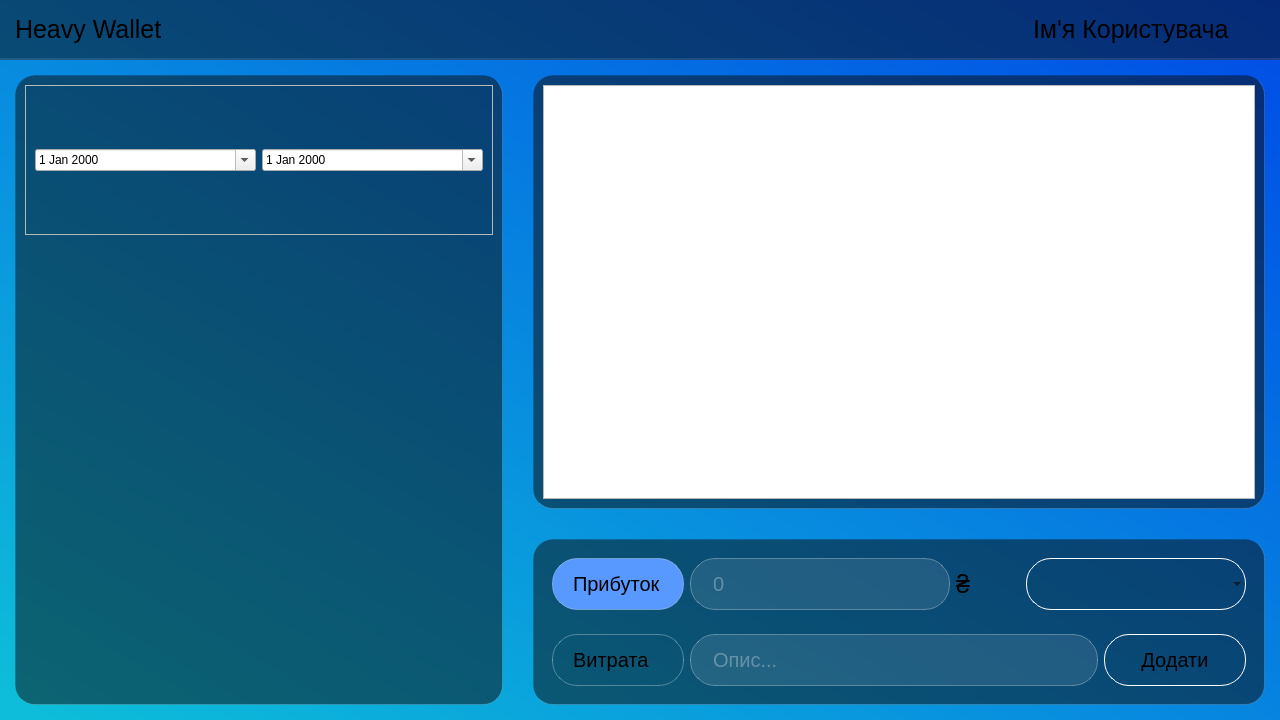
Qt form budget_manager_frontend/forms/mainwindow.ui (BogdanKalysh/budget_manager_app) before a commit.
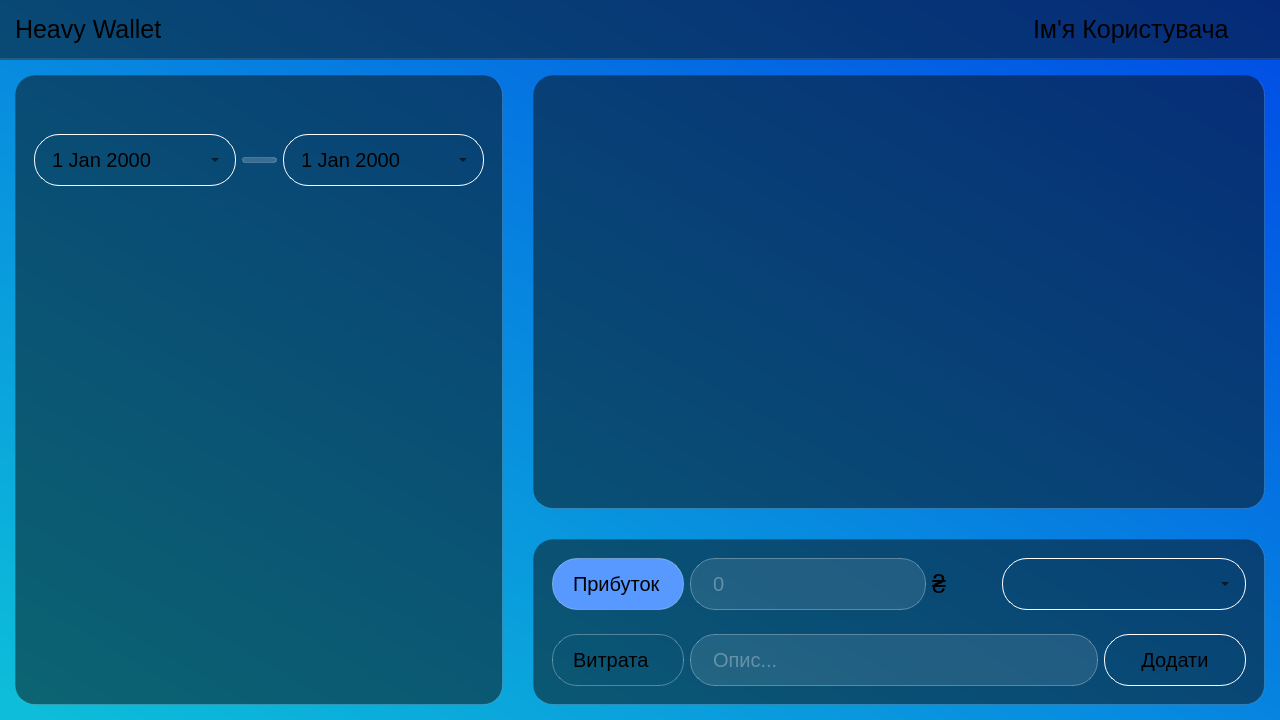
The same form after that commit. Icons and pictures are not drawn. Custom widgets are drawn as their Qt base class.

Commit message: main page stylisation

Patch:
```diff
--- a/budget_manager_frontend/forms/mainwindow.ui
+++ b/budget_manager_frontend/forms/mainwindow.ui
@@ -22,8 +22,6 @@
   </property>
   <property name="styleSheet">
    <string notr="true">#centralwidget{
- /*background: qlineargradient(spread:pad, x1:0.166667, y1:0.756, x2:1, y2:0, stop:0 rgba(207, 31, 31, 255), stop:0.427083 rgba(144, 16, 125, 255), stop:0.822917 rgba(30, 129, 255, 255))*/
-	/*background: qlineargradient(spread:pad, x1:0.09375, y1:0.948864, x2:0.813, y2:0.102273, stop:0 rgba(114, 42, 159, 255), stop:0.505208 rgba(158, 31, 100, 255), stop:1 rgba(59, 105, 224, 255))*/
 	background: qlineargradient(spread:pad, x1:0, y1:0.960227, x2:1, y2:0, stop:0 rgba(13, 189, 217, 255), stop:1 rgba(0, 75, 230, 255))
 }
 
@@ -93,6 +91,12 @@
 	font-size: 20px;
 }
 
+#categoryComboBox::drop-down{
+	width: 40px;
+	height: 20px;
+	subcontrol-position: right;
+}
+
 QRadioButton{
 	font-size: 20px;
 	height: 50px;
@@ -107,6 +111,48 @@
 
 QRadioButton::indicator{
 	border-style: none;
+}
+
+QListWidget{
+	background: rgba(0,0,0,0);
+	border-style: none;
+}
+
+QListWidget::item{
+	background: rgba(255,255,255,0.2);
+	border-radius: 20px;
+	border: 1px solid rgba( 255, 255, 255, 0.18 );
+}
+
+QListWidget::item::hover{
+	background: rgba(255,255,255,0.5) ;
+}
+
+#dateEditFrame{
+	background: transparent;
+	border-style:none;
+}
+
+#fromDateEdit, #toDateEdit{
+ 	height: 50px;
+ 	border-radius: 25px;
+ 	background: transparent;
+ 	border: 1px solid white;
+	font-size: 20px;
+	padding-left: 15px;
+	margin-right: 0px;
+}
+
+#fromDateEdit:drop-down, #toDateEdit:drop-down{
+	width: 40px;
+	height: 20px;
+	subcontrol-position: right;
+}
+
+#dateDivisionLine{
+	background: rgba(255,255,255,0.2);
+	border: 1px solid rgba( 255, 255, 255, 0.18 );
+	border-radius: 3px;
 }</string>
   </property>
   <widget class="QWidget" name="centralwidget">
@@ -281,7 +327,11 @@
          </property>
          <layout class="QVBoxLayout" name="verticalLayout_4">
           <item>
-           <widget class="QListWidget" name="TransactionsList"/>
+           <widget class="QListWidget" name="TransactionsList">
+            <property name="spacing">
+             <number>8</number>
+            </property>
+           </widget>
           </item>
          </layout>
         </widget>
@@ -454,7 +504,7 @@
          </property>
          <layout class="QVBoxLayout" name="verticalLayout_3">
           <item>
-           <widget class="QFrame" name="frame">
+           <widget class="QFrame" name="dateEditFrame">
             <property name="sizePolicy">
              <sizepolicy hsizetype="Preferred" vsizetype="Expanding">
               <horstretch>0</horstretch>
@@ -476,13 +526,53 @@
             <layout class="QHBoxLayout" name="horizontalLayout_4">
              <item>
               <widget class="QDateEdit" name="fromDateEdit">
+               <property name="sizePolicy">
+                <sizepolicy hsizetype="Expanding" vsizetype="Fixed">
+                 <horstretch>1</horstretch>
+                 <verstretch>0</verstretch>
+                </sizepolicy>
+               </property>
                <property name="calendarPopup">
                 <bool>true</bool>
                </property>
               </widget>
              </item>
+             <item>
+              <widget class="QFrame" name="dateDivisionLine">
+               <property name="sizePolicy">
+                <sizepolicy hsizetype="Preferred" vsizetype="Preferred">
+                 <horstretch>0</horstretch>
+                 <verstretch>0</verstretch>
+                </sizepolicy>
+               </property>
+               <property name="minimumSize">
+                <size>
+                 <width>35</width>
+                 <height>6</height>
+                </size>
+               </property>
+               <property name="maximumSize">
+                <size>
+                 <width>35</width>
+                 <height>6</height>
+                </size>
+               </property>
+               <property name="frameShape">
+                <enum>QFrame::StyledPanel</enum>
+               </property>
+               <property name="frameShadow">
+                <enum>QFrame::Raised</enum>
+               </property>
+              </widget>
+             </item>
              <item>
               <widget class="QDateEdit" name="toDateEdit">
+               <property name="sizePolicy">
+                <sizepolicy hsizetype="Expanding" vsizetype="Fixed">
+                 <horstretch>1</horstretch>
+                 <verstretch>0</verstretch>
+                </sizepolicy>
+               </property>
                <property name="calendarPopup">
                 <bool>true</bool>
                </property>
```
The commit also changes 1 other file.
